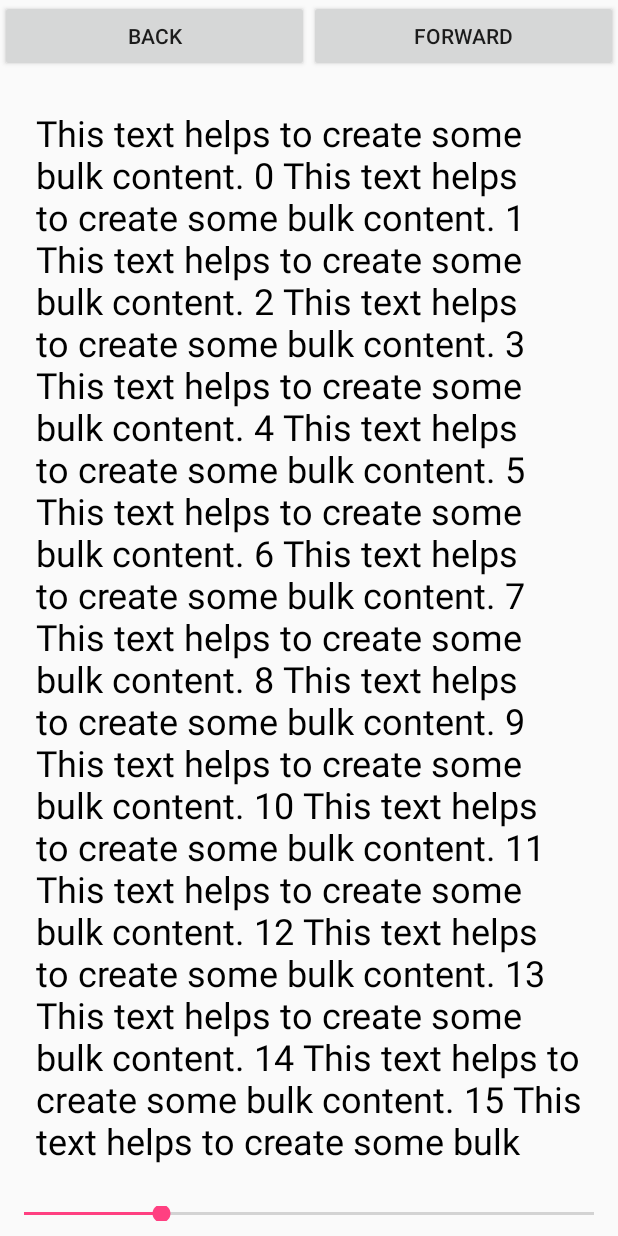
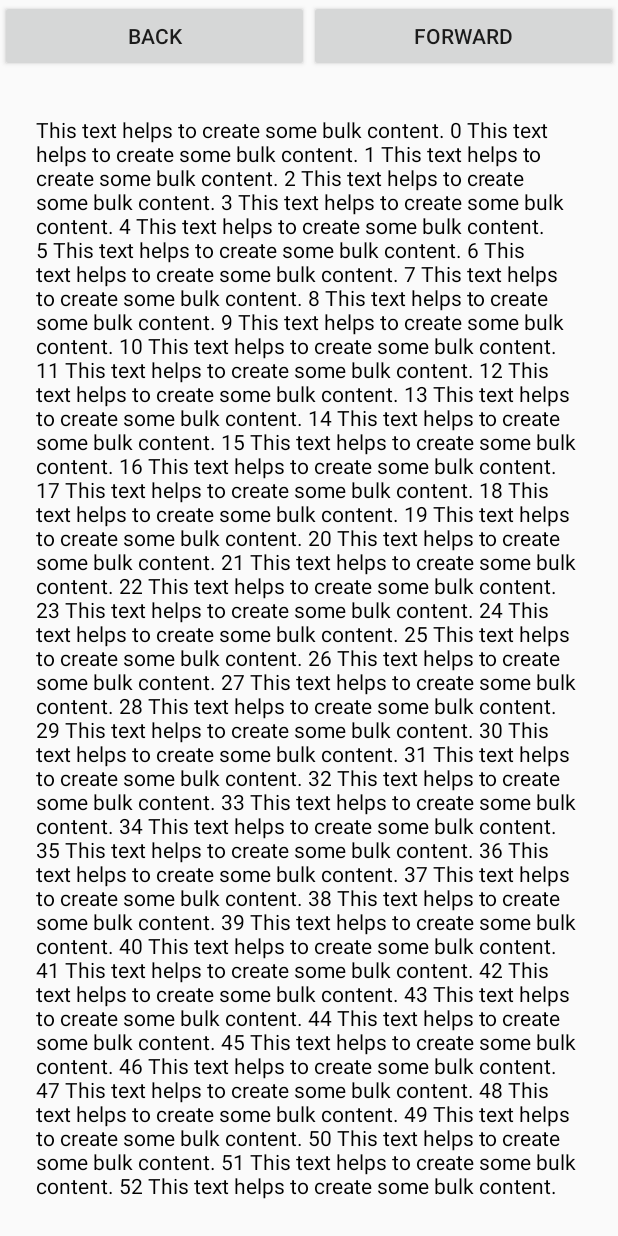
Before and after one commit to padfoot27/StoryReader, an Android app: the screen it shows after launch (StoryActivity), on a phone screen of 412 x 824 dp. Run offline under Robolectric (Android 15) with nearby library versions, the phone set to English and light mode, and no system bars.

Commit message:
Put a limit on the max and min font size

```diff
--- a/app/src/main/java/com/example/onlinetyari/storyreader/Pagination.java
+++ b/app/src/main/java/com/example/onlinetyari/storyreader/Pagination.java
@@ -1,18 +1,16 @@
 package com.example.onlinetyari.storyreader;
 
-import android.text.DynamicLayout;
 import android.text.Layout;
 import android.text.StaticLayout;
 import android.text.TextPaint;
-import android.util.Log;
 
 import java.util.ArrayList;
-import java.util.Collections;
 import java.util.List;
 
 /**
  * Created by Siddharth Verma on 6/6/16.
  */
+
 public class Pagination {
     private final boolean mIncludePad;
     private final int mWidth;
@@ -22,7 +20,6 @@ public class Pagination {
     private final CharSequence mText;
     private final TextPaint mPaint;
     public final List<CharSequence> mPages;
-    private final boolean mReverse;
 
     public Pagination(CharSequence text, int pageW, int pageH, TextPaint paint, float spacingMult, float spacingAdd, boolean inclidePad, boolean reverse) {
         this.mText = text;
@@ -33,9 +30,8 @@ public class Pagination {
         this.mSpacingAdd = spacingAdd;
         this.mIncludePad = inclidePad;
         this.mPages = new ArrayList<CharSequence>();
-        this.mReverse = reverse;
 
-        if (mReverse)
+        if (reverse)
             layout();
 
         else reverseLayout();
@@ -63,7 +59,6 @@ public class Pagination {
                 return;
             }
         }
-        Log.v("abc", "abc");
     }
 
     private void reverseLayout() {
@@ -93,8 +88,6 @@ public class Pagination {
                 return;
             }
         }
-        // Collections.reverse(mPages);
-        Log.v("abc","abc");
     }
 
     private void addPage(CharSequence text) {
--- a/app/src/main/java/com/example/onlinetyari/storyreader/StoryActivity.java
+++ b/app/src/main/java/com/example/onlinetyari/storyreader/StoryActivity.java
@@ -1,5 +1,6 @@
 package com.example.onlinetyari.storyreader;
 
+import android.content.SharedPreferences;
 import android.os.Build;
 import android.os.Bundle;
 import android.support.v7.app.AppCompatActivity;
@@ -8,6 +9,7 @@ import android.text.Layout;
 import android.text.Spanned;
 import android.text.StaticLayout;
 import android.text.TextUtils;
+import android.view.Gravity;
 import android.view.View;
 import android.view.Menu;
 import android.view.MenuItem;
@@ -35,26 +37,38 @@ public class StoryActivity extends AppCompatActivity implements SeekBar.OnSeekBa
     public SeekBar seekBar;
     public int i;
     public int oldProgress = 24;
+    public SharedPreferences mSettings ;
+
+    public static final int MIN_FONT = 12;
+    public static final int MAX_FONT = 34;
+    public static final int MIN_PROGRESS = 0;
+    public static final int MAX_PROGRESS = 100;
+    public static final int OPTIMAL_FONT = 14;
 
     @Override
     protected void onCreate(Bundle savedInstanceState) {
         super.onCreate(savedInstanceState);
         setContentView(R.layout.content_story);
-        /*Toolbar toolbar = (Toolbar) findViewById(R.id.toolbar);
-        setSupportActionBar(toolbar);
-*/
+
         textView = (TextView) findViewById(R.id.textView);
-
         assert textView != null;
-
+        textView.setTextSize(OPTIMAL_FONT);
         StringBuilder sb = new StringBuilder();
         for (int i = 0; i < 100; i++) {
             sb.append("This text helps to create some bulk content. " + i + " \n");
         }
         String book_content = sb.toString();
+        textView.setOnClickListener(new View.OnClickListener() {
+            @Override
+            public void onClick(View v) {
+                seekBar.setVisibility(View.VISIBLE);
+            }
+        });
 
         Spanned htmlString = Html.fromHtml(book_content);
         mText = TextUtils.concat(htmlString);
+        mSettings = getSharedPreferences("Settings", 0);
+
         textView.getViewTreeObserver().addOnGlobalLayoutListener(new ViewTreeObserver.OnGlobalLayoutListener() {
             @Override
             public void onGlobalLayout() {
@@ -105,8 +119,6 @@ public class StoryActivity extends AppCompatActivity implements SeekBar.OnSeekBa
             }
         });
 
-        getCurrentString();
-
         backButton = (Button) findViewById(R.id.back_btn);
         forwardButton = (Button) findViewById(R.id.forward_btn);
 
@@ -132,8 +144,10 @@ public class StoryActivity extends AppCompatActivity implements SeekBar.OnSeekBa
 
         seekBar = (SeekBar) findViewById(R.id.seek_bar);
         assert seekBar != null;
+        oldProgress = (int) getProgress(OPTIMAL_FONT);
         seekBar.setProgress(oldProgress);
         seekBar.setOnSeekBarChangeListener(this);
+        seekBar.setVisibility(View.GONE);
     }
 
     @Override
@@ -160,7 +174,7 @@ public class StoryActivity extends AppCompatActivity implements SeekBar.OnSeekBa
 
     @Override
     public void onProgressChanged(SeekBar seekBar, final int progress, boolean fromUser) {
-        textView.setTextSize(progress);
+        textView.setTextSize(getProgress(progress));
 
         textView.getViewTreeObserver().addOnGlobalLayoutListener(new ViewTreeObserver.OnGlobalLayoutListener() {
             @Override
@@ -351,7 +365,7 @@ public class StoryActivity extends AppCompatActivity implements SeekBar.OnSeekBa
 
     @Override
     public void onStartTrackingTouch(SeekBar seekBar) {
-
+        seekBar.setVisibility(View.GONE);
     }
 
     @Override
@@ -361,7 +375,14 @@ public class StoryActivity extends AppCompatActivity implements SeekBar.OnSeekBa
 
     private void update() {
         final CharSequence text = mPagination.get(mCurrentIndex);
-        if (text != null) textView.setText(text);
+        if (text != null) {
+            textView.setText(text);
+        }
+
+        if (mCurrentIndex == 0)
+            textView.setGravity(Gravity.BOTTOM);
+
+        else textView.setGravity(Gravity.NO_GRAVITY);
     }
 
     private CharSequence getCurrentString() {
@@ -413,4 +434,9 @@ public class StoryActivity extends AppCompatActivity implements SeekBar.OnSeekBa
 
     }
 
+    public float getProgress(int progress) {
+        float slope = ((float)(MAX_FONT - MIN_FONT) / (MAX_PROGRESS - MIN_PROGRESS));
+        return (float) MIN_FONT + (slope * (progress - MIN_PROGRESS));
+    }
+
 }
--- a/app/src/main/res/layout/content_story.xml
+++ b/app/src/main/res/layout/content_story.xml
@@ -47,5 +47,5 @@
         android:layout_marginBottom="10dp"
         android:layout_alignParentBottom="true"
         android:layout_width="match_parent"
-        android:layout_height="10dp" />
+        android:layout_height="16dp" />
 </RelativeLayout>
```
